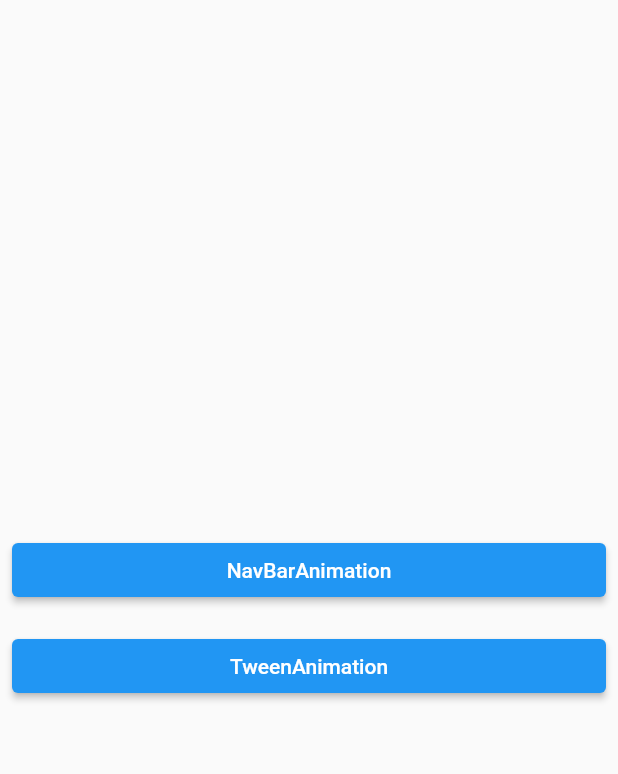
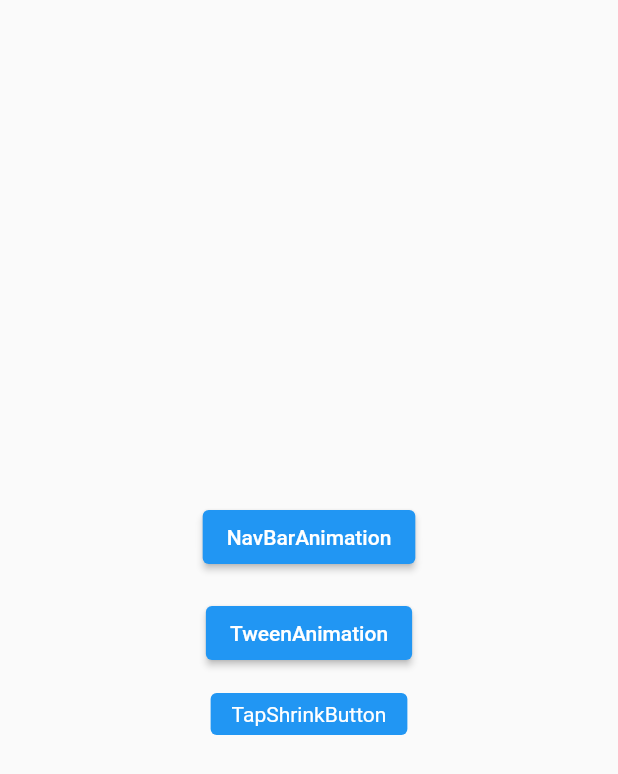
Before and after one commit to Sourav9063/flutter_learning, a Flutter app: the screen it shows after launch, on a phone screen of 412 x 824 dp. Shown: the top 774 px of the screen. Run offline on Flutter 3.47's test engine with Material 2 defaults, Android fonts, the phone set to English and light mode, and no system bars.

Commit message:
TapToShrink button

```diff
--- a/lib/HomePage.dart
+++ b/lib/HomePage.dart
@@ -1,5 +1,6 @@
 import 'package:flutter/cupertino.dart';
 import 'package:flutter/material.dart';
+import 'package:flutter_learning/Screens/TapShrinkButton/TapShrinkButton.dart';
 import 'package:flutter_learning/Screens/TweenCounter/TweenCounter.dart';
 
 import 'Screens/BounceAnimation/BounceNavScreen.dart';
@@ -12,8 +13,11 @@ class HomePage extends StatelessWidget {
     return Scaffold(
       body: Column(
         mainAxisAlignment: MainAxisAlignment.center,
-        crossAxisAlignment: CrossAxisAlignment.stretch,
+        crossAxisAlignment: CrossAxisAlignment.center,
         children: [
+          SizedBox(
+            width: double.infinity,
+          ),
           Padding(
             padding: const EdgeInsets.all(8.0),
             child: ElevatedButton(
@@ -39,6 +43,30 @@ class HomePage extends StatelessWidget {
               },
               child: const Text("TweenAnimation"),
             ),
+          ),
+          TapShrinkButton(
+            shrinkfactor: .8,
+            onTap: () {
+              print("tap");
+              Navigator.push(
+                  context,
+                  CupertinoPageRoute(
+                    builder: (context) => BounceAnimatedNavBar(),
+                  ));
+            },
+            child: Container(
+              margin: const EdgeInsets.all(8),
+              // width: MediaQuery.of(context).size.width * .5,
+              padding: const EdgeInsets.symmetric(horizontal: 14, vertical: 6),
+              decoration: BoxDecoration(
+                borderRadius: BorderRadius.circular(4),
+                color: Colors.blue,
+              ),
+              child: const Text(
+                "TapShrinkButton",
+                style: TextStyle(color: Colors.white),
+              ),
+            ),
           )
         ],
       ),
--- /dev/null
+++ b/lib/Screens/TapShrinkButton/TapShrinkButton.dart
@@ -0,0 +1,51 @@
+import 'package:flutter/gestures.dart';
+import 'package:flutter/material.dart';
+
+class TapShrinkButton extends StatefulWidget {
+  TapShrinkButton(
+      {Key? key,
+      required this.onTap,
+      required this.child,
+      this.shrinkfactor = .7})
+      : assert(shrinkfactor >= 0 && shrinkfactor <= 1, "from 1 to 0"),
+        super(key: key);
+  final VoidCallback onTap;
+  final Widget child;
+  final double shrinkfactor;
+
+  @override
+  _TapShrinkButtonState createState() => _TapShrinkButtonState();
+}
+
+class _TapShrinkButtonState extends State<TapShrinkButton>
+    with SingleTickerProviderStateMixin {
+  late AnimationController _controller = AnimationController(
+      vsync: this,
+      duration: kLongPressTimeout,
+      reverseDuration: Duration(milliseconds: 200));
+  late Animation<double> shrink =
+      Tween<double>(begin: 1, end: widget.shrinkfactor).animate(CurvedAnimation(
+          parent: _controller,
+          curve: Curves.easeInOut,
+          reverseCurve: Cubic(.15, -.5, .5, .0)));
+
+  @override
+  Widget build(BuildContext context) {
+    return AnimatedBuilder(
+        animation: _controller,
+        builder: (context, child) => Transform.scale(
+              scale: shrink.value,
+              child: child,
+            ),
+        child: GestureDetector(
+            onTapDown: (details) {
+              _controller.forward().whenComplete(() {
+                _controller.reverse().whenComplete(widget.onTap);
+              });
+            },
+            onTapUp: (details) {
+              _controller.reverse();
+            },
+            child: widget.child));
+  }
+}
--- a/lib/Screens/TweenCounter/TweenCounter.dart
+++ b/lib/Screens/TweenCounter/TweenCounter.dart
@@ -1,4 +1,3 @@
-import 'dart:ffi';
 
 import 'package:flutter/material.dart';
 
```
Also changed, not shown: pubspec.lock.
